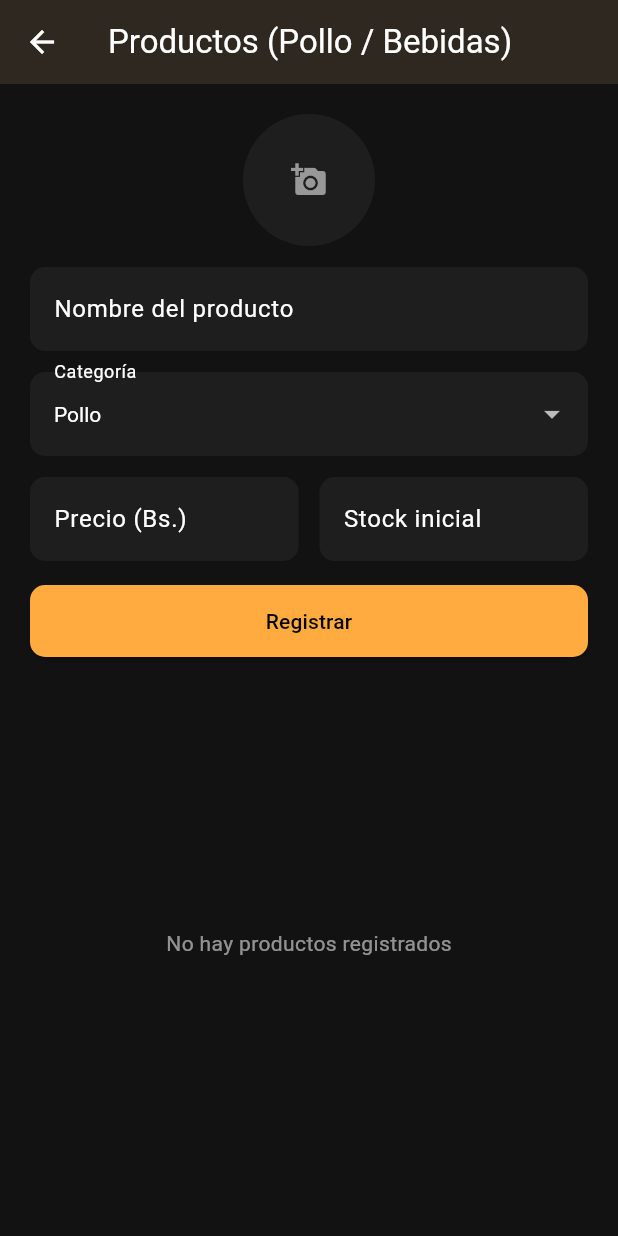
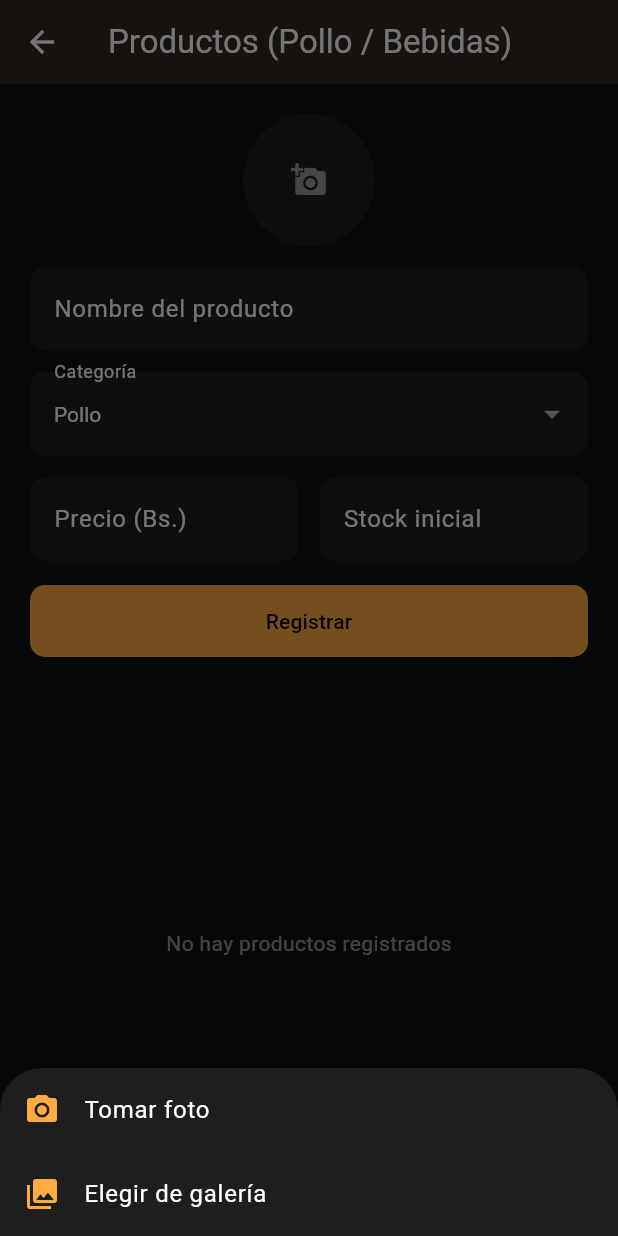
Before and after one commit to jhossmar/crispydesk, a Flutter app: the ProductoScreen screen opened by its route, after a tap on the "add a photo" icon, on a phone screen of 412 x 824 dp. Run offline on Flutter 3.47's test engine with Material 3 defaults, Android fonts, the phone set to English and light mode, and no system bars; our stand-ins replace drift, flutter_riverpod, flutter_secure_storage, image_picker; accounts and stored records are empty; generated files the repository leaves out were written again; network calls fail.

Commit message:
suppot camera interaction

```diff
--- a/frontend/lib/features/productos/presentation/screens/producto_screen.dart
+++ b/frontend/lib/features/productos/presentation/screens/producto_screen.dart
@@ -35,14 +35,37 @@ class _ProductoScreenState extends ConsumerState<ProductoScreen> {
   bool _quitarImagen = false;
 
   Future<void> _elegirImagen() async {
+    final origen = await showModalBottomSheet<ImageSource>(
+      context: context,
+      builder: (bottomSheetContext) => SafeArea(
+        child: Column(
+          mainAxisSize: MainAxisSize.min,
+          children: [
+            ListTile(
+              leading: const Icon(Icons.photo_camera, color: Colors.orangeAccent),
+              title: const Text('Tomar foto'),
+              onTap: () => Navigator.pop(bottomSheetContext, ImageSource.camera),
+            ),
+            ListTile(
+              leading: const Icon(Icons.photo_library, color: Colors.orangeAccent),
+              title: const Text('Elegir de galería'),
+              onTap: () => Navigator.pop(bottomSheetContext, ImageSource.gallery),
+            ),
+          ],
+        ),
+      ),
+    );
+    if (origen == null) return;
+
     final archivo = await _picker.pickImage(
-      source: ImageSource.gallery,
+      source: origen,
       maxWidth: 800,
       maxHeight: 800,
       imageQuality: 70,
     );
     if (archivo == null) return;
     final bytes = await archivo.readAsBytes();
+    if (!mounted) return;
     setState(() {
       _imagenBytesNueva = bytes;
       _quitarImagen = false;
```
Also changed, not shown: 1 other file.
